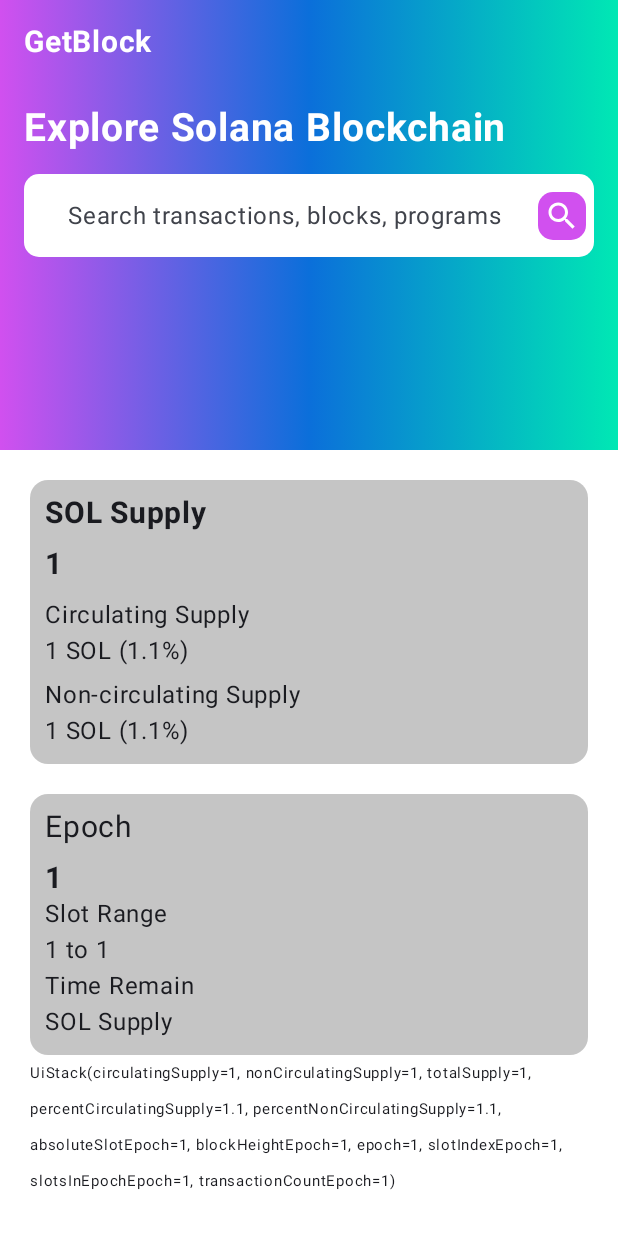
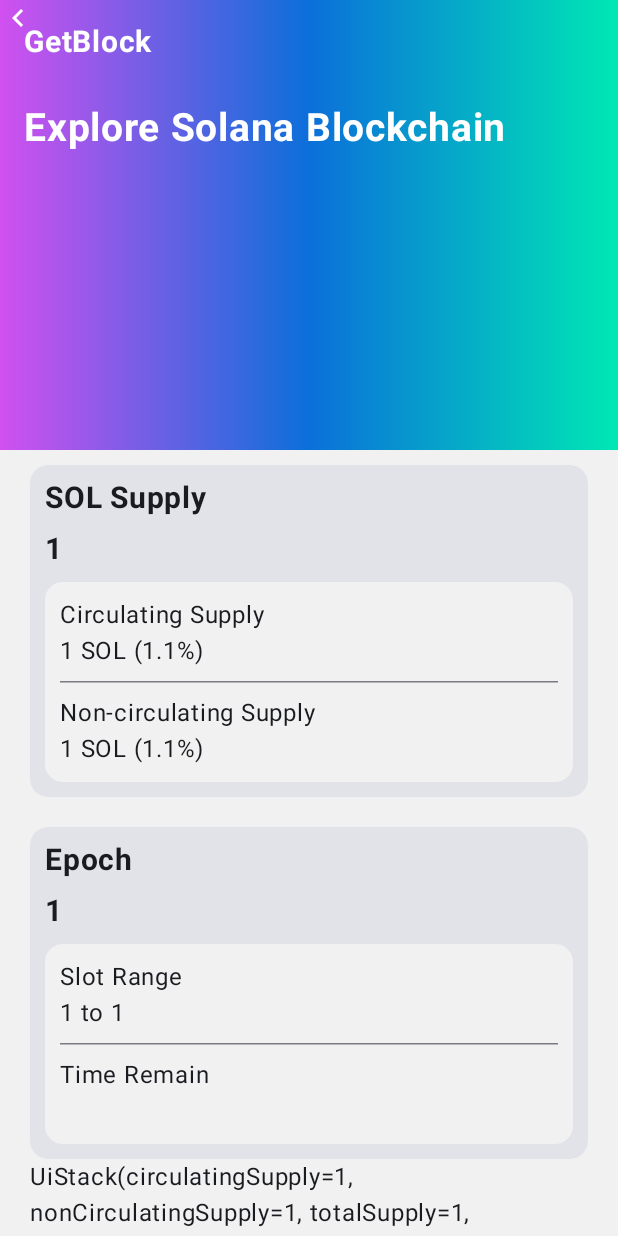
Before and after one commit to WantonOoze23/GetBlock, an Android app built with Jetpack Compose: the screen it shows after launch (MainActivity), on a phone screen of 412 x 824 dp. Run offline under Robolectric (Android 15) with nearby library versions, the phone set to English and light mode, and no system bars.

Commit message:
half vizual done

```diff
--- a/app/src/main/java/com/tyshko/getblock/MainActivity.kt
+++ b/app/src/main/java/com/tyshko/getblock/MainActivity.kt
@@ -9,7 +9,7 @@ import androidx.compose.material3.MaterialTheme
 import androidx.compose.material3.Surface
 import androidx.compose.ui.Modifier
 import androidx.lifecycle.ViewModelProvider
-import com.tyshko.getblock.ui.MainPage
+import com.tyshko.getblock.ui.screens.MainPage
 import com.tyshko.getblock.ui.theme.GetBlockTheme
 import com.tyshko.getblock.view.GetBlockViewModel
 
--- /dev/null
+++ b/app/src/main/java/com/tyshko/getblock/models/stack/Block.kt
@@ -0,0 +1,10 @@
+package com.tyshko.getblock.models.stack
+
+data class Block (
+    val block: Long,
+    val signature: String,
+    val time: Long,
+    val epoch: Int,
+    val rewardLamports: Long,
+    val previousBlockHash: String
+)
--- a/app/src/main/java/com/tyshko/getblock/models/stack/UiStack.kt
+++ b/app/src/main/java/com/tyshko/getblock/models/stack/UiStack.kt
@@ -10,14 +10,22 @@ data class UiStack(
     val percentNonCirculatingSupply: Double = 1.1,
 
     //Epoch
-    val absoluteSlotEpoch: Int = 1,
-    val blockHeightEpoch: Int = 1,
     val epoch: Int = 1,
-    val slotIndexEpoch: Int = 1,
-    val slotsInEpochEpoch: Int = 1,
-    val transactionCountEpoch: Long = 1,
+    val slotRangeStart: Int = 1,
+    val slotRangeEnd: Int = 1,
+
+    val timeRemaining: String = "",
 
     //Block
+    val currentBlock: Block = Block(
+        block = 1,
+        signature = "",
+        time = 1,
+        epoch = 1,
+        rewardLamports = 1,
+        previousBlockHash = ""
+    ),
 
-
+    //Highest slot
+    val highestSlot: Long = 0
 )
--- a/app/src/main/java/com/tyshko/getblock/ui/MainPage.kt
+++ /dev/null
@@ -1,227 +0,0 @@
-package com.tyshko.getblock.ui
-
-import androidx.compose.foundation.background
-import androidx.compose.foundation.border
-import androidx.compose.foundation.layout.*
-import androidx.compose.foundation.shape.RoundedCornerShape
-import androidx.compose.material.icons.Icons
-import androidx.compose.material.icons.filled.Search
-import androidx.compose.material3.*
-import androidx.compose.runtime.*
-import androidx.compose.ui.Alignment
-import androidx.compose.ui.Modifier
-import androidx.compose.ui.geometry.CornerRadius
-import androidx.compose.ui.graphics.Brush
-import androidx.compose.ui.graphics.Color
-import androidx.compose.ui.text.font.FontWeight
-import androidx.compose.ui.unit.dp
-import androidx.compose.ui.unit.sp
-import com.tyshko.getblock.view.GetBlockViewModel
-
-@Composable
-fun MainPage(viewModel: GetBlockViewModel) {
-    var text by remember { mutableStateOf("") }
-
-    val supply by viewModel.stack.collectAsState()
-
-    LaunchedEffect(Unit) {
-        viewModel.fetchEpoch()
-        viewModel.fetchSupply()
-    }
-
-    Column {
-        Box(
-            modifier = Modifier
-                .fillMaxWidth()
-                .height(300.dp)
-                .background(
-                    brush = Brush.horizontalGradient(
-                        colors = listOf(AppColors.Pink, AppColors.Blue, AppColors.Turquoise)
-                    )
-                )
-        ) {
-            Column(
-                modifier = Modifier
-                    .statusBarsPadding()
-                    .fillMaxWidth()
-                    .padding(16.dp)
-            ) {
-                Text(
-                    text = "GetBlock",
-                    color = Color.White,
-                    fontSize = 20.sp,
-                    fontWeight = FontWeight.Bold
-                )
-                Spacer(Modifier.height(30.dp))
-                Text(
-                    text = "Explore Solana Blockchain",
-                    color = Color.White,
-                    fontSize = 26.sp,
-                    fontWeight = FontWeight.Bold
-                )
-                Spacer(Modifier.height(15.dp))
-                SearchBar(text, { text = it }, { /* TODO: обработка поиска */ })
-            }
-        }
-
-        Column(
-            modifier = Modifier
-                .fillMaxSize()
-                .background(color = AppColors.Background)
-                .padding(20.dp)
-        ) {
-            SOLSupplyBlock(viewModel)
-            Spacer(Modifier.height(20.dp))
-            CurrentEpochBlock(viewModel)
-            Text(
-                text = supply.toString(),
-                fontSize = 10.sp
-            )
-        }
-    }
-}
-
-@OptIn(ExperimentalMaterial3Api::class)
-@Composable
-fun SearchBar(text: String, onTextChange: (String) -> Unit, onSearchClick: () -> Unit) {
-    Box(
-        modifier = Modifier
-            .fillMaxWidth()
-            .height(55.dp)
-            .background(Color.White, shape = RoundedCornerShape(10.dp))
-            .padding(horizontal = 5.dp)
-    ) {
-        Row(
-            modifier = Modifier.fillMaxSize(),
-            verticalAlignment = Alignment.CenterVertically
-        ) {
-            TextField(
-                value = text,
-                onValueChange = onTextChange,
-                placeholder = { Text("Search transactions, blocks, programs and tokens") },
-                maxLines = 1,
-                modifier = Modifier
-                    .weight(1f)
-                    .padding(start = 8.dp),
-                colors = TextFieldDefaults.textFieldColors(
-                    containerColor = Color.Transparent,
-                    focusedIndicatorColor = Color.Transparent,
-                    unfocusedIndicatorColor = Color.Transparent
-                )
-            )
-            IconButton(
-                onClick = onSearchClick,
-                modifier = Modifier
-                    .size(32.dp)
-                    .background(AppColors.Pink, shape = RoundedCornerShape(10.dp))
-                    .padding(1.dp)
-            ) {
-                Icon(
-                    imageVector = Icons.Default.Search,
-                    contentDescription = "Search",
-                    tint = Color.White
-                )
-            }
-        }
-    }
-}
-
-@Composable
-fun SOLSupplyBlock(viewModel: GetBlockViewModel) {
-    val supply by viewModel.stack.collectAsState()
-
-    Box(
-        modifier = Modifier
-            .background(AppColors.BackgroundInfo, shape = RoundedCornerShape(12.dp))
-            .fillMaxWidth()
-    ) {
-        Column(
-            modifier = Modifier
-                .padding(10.dp)
-        ) {
-            Text(
-                text = "SOL Supply",
-                fontSize = 20.sp,
-                fontWeight = FontWeight.Bold
-            )
-            Spacer(Modifier.height(10.dp))
-            Text(
-                text = supply.totalSupply.toString(),
-                fontWeight = FontWeight.Bold,
-                fontSize = 20.sp
-            )
-            Spacer(Modifier.height(10.dp))
-
-            Column {
-                Text("Circulating Supply")
-                Text(
-                    text = "${supply.circulatingSupply} SOL (${String.format("%.1f", supply.percentCirculatingSupply)}%)"
-                )
-
-                Spacer(Modifier.height(5.dp))
-
-                Text("Non-circulating Supply")
-                Text(
-                    text = "${supply.nonCirculatingSupply} SOL (${String.format("%.1f", supply.percentNonCirculatingSupply)}%)"
-                )
-            }
-        }
-    }
-}
-
-
-@Composable
-fun CurrentEpochBlock(viewModel: GetBlockViewModel) {
-    val supply by viewModel.stack.collectAsState()
-
-    Box(
-        modifier = Modifier
-            .background(AppColors.BackgroundInfo, shape = RoundedCornerShape(12.dp))
-            .fillMaxWidth()
-    ) {
-        Column(
-            modifier = Modifier
-                .padding(10.dp)
-        ) {
-            Text(
-                text = "Epoch",
-                fontSize = 20.sp
-            )
-            Spacer(Modifier.height(10.dp))
-            Text(
-                text = supply.epoch.toString(),
-                fontWeight = FontWeight.Bold,
-                fontSize = 20.sp
-            )
-            Column {
-                Column {
-                    Text(
-                        text = "Slot Range",
-                    )
-                    Text(
-                        text = "${supply.blockHeightEpoch} to ${supply.absoluteSlotEpoch}",
-                    )
-
-                }
-                Column {
-                    Text(
-                        text = "Time Remain",
-                    )
-                    Text(
-                        text = "SOL Supply",
-                    )
-
-                }
-            }
-        }
-    }
-}
-
-
-object AppColors {
-    val Pink = Color(0xFFD150EF)
-    val Blue = Color(0xFF0B6FDA)
-    val Turquoise = Color(0xFF00E8B4)
-    val Background = Color(0xFFFFFFFF)
-    val BackgroundInfo = Color(0xFFC5C5C5)
-}
--- /dev/null
+++ b/app/src/main/java/com/tyshko/getblock/ui/components/BlockCard.kt
@@ -0,0 +1,75 @@
+package com.tyshko.getblock.ui.components
+
+
+import androidx.compose.foundation.*
+import androidx.compose.foundation.layout.*
+import androidx.compose.foundation.shape.*
+import androidx.compose.material3.*
+import androidx.compose.runtime.Composable
+import androidx.compose.ui.Modifier
+import androidx.compose.ui.text.font.*
+import androidx.compose.ui.unit.*
+import com.tyshko.getblock.ui.screens.AppColors
+
+@Composable
+fun BlockCard(
+    modifier: Modifier = Modifier,
+
+    title: String  = "",
+    mainValue: String = "",
+
+    firstSubTitle: String = "",
+    firstSubValue: String = "",
+
+    secondSubTitle: String = "",
+    secondSubValue: String = "",
+
+    onClick: () -> Unit = {},
+){
+    Card(
+        onClick = onClick,
+        modifier = Modifier
+            .background(AppColors.Background, shape = RoundedCornerShape(12.dp))
+            .fillMaxWidth()
+    ) {
+        Column(
+            modifier = Modifier.padding(10.dp)
+        ) {
+            Text(
+                text = title,
+                fontSize = 20.sp,
+                fontWeight = FontWeight.Bold
+            )
+            Spacer(Modifier.height(10.dp))
+            Text(
+                text = mainValue,
+                fontWeight = FontWeight.Bold,
+                fontSize = 20.sp
+            )
+            Spacer(Modifier.height(10.dp))
+            Column(
+                modifier = Modifier
+                    .background(AppColors.BackgroundInfo, shape = RoundedCornerShape(12.dp))
+                    .fillMaxWidth()
+                    .padding(10.dp)
+            ) {
+                Text(text = firstSubTitle)
+                Text(
+                    text = firstSubValue
+                )
+
+                HorizontalDivider(
+                    modifier = Modifier
+                        .padding(vertical = 8.dp)
+                )
+
+                Text(
+                    text = secondSubTitle
+                )
+                Text(
+                    text = secondSubValue
+                )
+            }
+        }
+    }
+}
--- /dev/null
+++ b/app/src/main/java/com/tyshko/getblock/ui/components/SearchBar.kt
@@ -0,0 +1,52 @@
+package com.tyshko.getblock.ui.components
+
+import androidx.compose.foundation.background
+import androidx.compose.foundation.layout.*
+import androidx.compose.foundation.shape.RoundedCornerShape
+import androidx.compose.material.icons.Icons
+import androidx.compose.material.icons.filled.Search
+import androidx.compose.material3.*
+import androidx.compose.runtime.Composable
+import androidx.compose.ui.Alignment
+import androidx.compose.ui.Modifier
+import androidx.compose.ui.graphics.Color
+import androidx.compose.ui.unit.dp
+import com.tyshko.getblock.ui.screens.AppColors
+
+@OptIn(ExperimentalMaterial3Api::class)
+@Composable
+fun SearchBar(text: String, onSearchClick: () -> Unit, modifier: Modifier = Modifier) {
+    Box(
+        modifier = modifier
+            .fillMaxWidth()
+            .height(55.dp)
+            .background(Color.White, shape = RoundedCornerShape(10.dp))
+            .padding(horizontal = 5.dp)
+    ) {
+        Row(
+            modifier = Modifier.fillMaxSize(),
+            verticalAlignment = Alignment.CenterVertically
+        ) {
+            SearchBar(
+                text = "Search transactions, blocks, programs and tokens",
+                onSearchClick = {
+
+                },
+
+            )
+            IconButton(
+                onClick = onSearchClick,
+                modifier = Modifier
+                    .size(32.dp)
+                    .background(AppColors.Pink, shape = RoundedCornerShape(10.dp))
+                    .padding(1.dp)
+            ) {
+                Icon(
+                    imageVector = Icons.Default.Search,
+                    contentDescription = "Search",
+                    tint = Color.White
+                )
+            }
+        }
+    }
+}
--- /dev/null
+++ b/app/src/main/java/com/tyshko/getblock/ui/screens/MainPage.kt
@@ -0,0 +1,122 @@
+package com.tyshko.getblock.ui.screens
+
+
+import androidx.compose.foundation.background
+import androidx.compose.foundation.layout.*
+import androidx.compose.foundation.lazy.LazyColumn
+import androidx.compose.material.icons.Icons
+import androidx.compose.material.icons.filled.KeyboardArrowLeft
+import androidx.compose.material3.*
+import androidx.compose.runtime.*
+import androidx.compose.ui.Modifier
+import androidx.compose.ui.graphics.Brush
+import androidx.compose.ui.graphics.Color
+import androidx.compose.ui.text.font.FontWeight
+import androidx.compose.ui.unit.dp
+import androidx.compose.ui.unit.sp
+import com.tyshko.getblock.ui.components.BlockCard
+import com.tyshko.getblock.view.GetBlockViewModel
+
+@Composable
+fun MainPage(viewModel: GetBlockViewModel) {
+    var text by remember { mutableStateOf("") }
+
+    val stack by viewModel.stack.collectAsState()
+
+    LaunchedEffect(Unit) {
+        viewModel.fetchEpoch()
+        viewModel.fetchSupply()
+    }
+
+    Column {
+        Box(
+            modifier = Modifier
+                .fillMaxWidth()
+                .height(300.dp)
+                .background(
+                    brush = Brush.horizontalGradient(
+                        colors = listOf(AppColors.Pink, AppColors.Blue, AppColors.Turquoise)
+                    )
+                )
+        ) {
+            Column(
+                modifier = Modifier
+                    .statusBarsPadding()
+                    .fillMaxWidth()
+                    .padding(16.dp)
+            ) {
+                Text(
+                    text = "GetBlock",
+                    color = Color.White,
+                    fontSize = 20.sp,
+                    fontWeight = FontWeight.Bold
+                )
+                Spacer(Modifier.height(30.dp))
+                Text(
+                    text = "Explore Solana Blockchain",
+                    color = Color.White,
+                    fontSize = 26.sp,
+                    fontWeight = FontWeight.Bold
+                )
+                Spacer(Modifier.height(15.dp))
+                /*SearchBar(
+                    text = searchText,
+                    onTextChange = { searchText = it },
+                    onSearchClick = { /* TODO: Реализовать поиск */ },
+                    modifier = Modifier.fillMaxWidth()
+                )*/
+            }
+            Icon(
+                modifier = Modifier.statusBarsPadding(),
+                imageVector = Icons.Default.KeyboardArrowLeft,
+                contentDescription = "Search",
+                tint = Color.White
+            )
+        }
+
+        LazyColumn(
+            modifier = Modifier
+                .fillMaxSize()
+                .background(color = AppColors.BackgroundInfo)
+                .padding(horizontal =  20.dp)
+                .padding(top = 10.dp)
+        ) {
+            item {
+                BlockCard(
+                    title = "SOL Supply",
+                    mainValue = stack.totalSupply.toString(),
+                    firstSubTitle = "Circulating Supply",
+                    firstSubValue = "${stack.circulatingSupply} SOL (${String.format("%.1f", stack.percentCirculatingSupply)}%)",
+                    secondSubTitle = "Non-circulating Supply",
+                    secondSubValue = "${stack.nonCirculatingSupply} SOL (${String.format("%.1f", stack.percentNonCirculatingSupply)}%)",
+                )
+            }
+            item {
+                Spacer(Modifier.height(20.dp))
+            }
+            item {
+                BlockCard(
+                    title = "Epoch",
+                    mainValue = stack.epoch.toString(),
+                    firstSubTitle = "Slot Range",
+                    firstSubValue = "${stack.slotRangeStart} to ${stack.slotRangeEnd}",
+                    secondSubTitle = "Time Remain",
+                    secondSubValue = stack.timeRemaining
+                )
+            }
+            item {
+                Text(text = stack.toString())
+            }
+
+        }
+    }
+}
+
+
+object AppColors {
+    val Pink = Color(0xFFD150EF)
+    val Blue = Color(0xFF0B6FDA)
+    val Turquoise = Color(0xFF00E8B4)
+    val Background = Color(0xFFFFFFFF)
+    val BackgroundInfo = Color(0xFFF1F1F1)
+}
--- a/app/src/main/java/com/tyshko/getblock/view/GetBlockViewModel.kt
+++ b/app/src/main/java/com/tyshko/getblock/view/GetBlockViewModel.kt
@@ -31,18 +31,18 @@ class GetBlockViewModel : ViewModel() {
                 try {
                     val response = repository.getEpoch()
 
+                    val epoch = response.result.epoch
                     val absoluteSlot = response.result.absoluteSlot
-                    val blockHeight = response.result.blockHeight
-                    val epoch = response.result.epoch
-                    val slotIndex = response.result.slotIndex
-                    val slotsInEpoch = response.result.slotsInEpoch
+
+                    val slotRangeStart = epoch * response.result.slotsInEpoch
+                    val slotRangeEnd = slotRangeStart + response.result.slotsInEpoch - 1
+                    val timeRemaining = countTime(absoluteSlot.toLong(), slotRangeEnd.toLong())
 
                     _stack.value = _stack.value.copy(
-                        absoluteSlotEpoch = absoluteSlot,
-                        blockHeightEpoch = blockHeight,
                         epoch = epoch,
-                        slotIndexEpoch = slotIndex,
-                        slotsInEpochEpoch = slotsInEpoch,
+                        slotRangeStart = slotRangeStart,
+                        slotRangeEnd = slotRangeEnd,
+                        timeRemaining = timeRemaining
                     )
 
                 } catch (e: Exception) {
@@ -83,4 +83,16 @@ class GetBlockViewModel : ViewModel() {
             }
         }
     }
+
+    private fun countTime(currentSlot: Long, endSlot: Long): String {
+        val remainSlots = endSlot - currentSlot
+        val remainSeconds = (remainSlots * 0.4).toLong()
+
+        val days = (remainSeconds / 86400).toInt()
+        val hours = ((remainSeconds % 86400) / 3600).toInt()
+        val minutes = ((remainSeconds % 3600) / 60).toInt()
+        val seconds = (remainSeconds % 60).toInt()
+
+        return "%dd %02dh %02dm %02ds".format(days, hours, minutes, seconds)
+    }
 }
```
